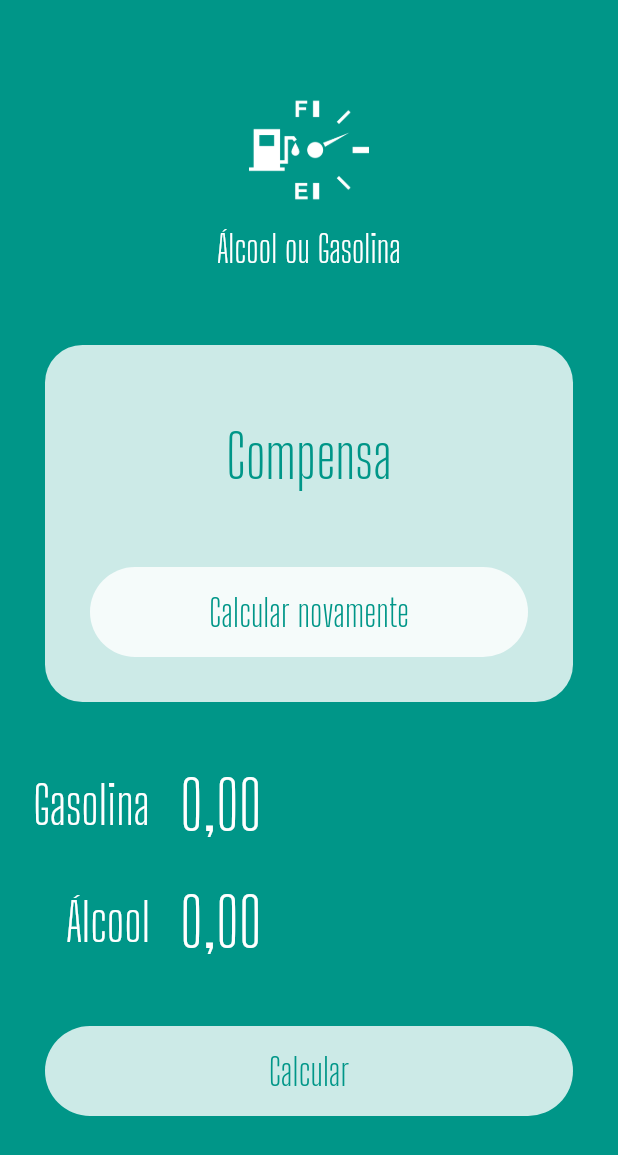
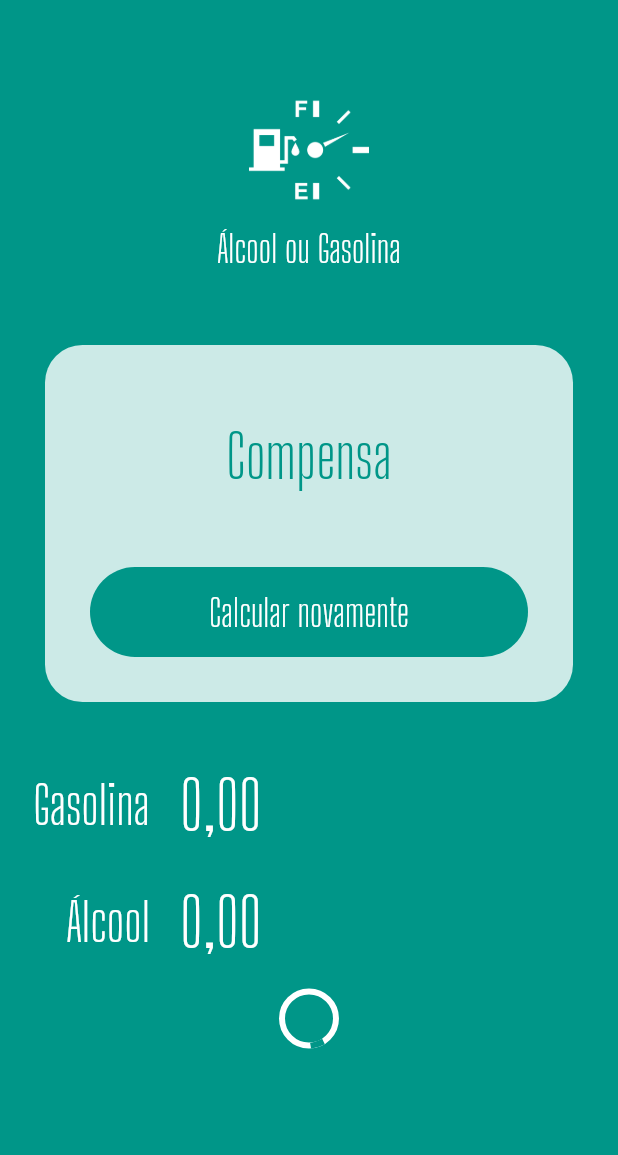
Before and after one commit to douglasshibata/alcoolorgasolina, a Flutter app: the screen it shows after launch, on a phone screen of 412 x 824 dp. Shown: the top 1155 px of the screen. Run offline on Flutter 3.47's test engine with Material 2 defaults, Android fonts, the phone set to English and light mode, and no system bars; our stand-ins replace flutter_masked_text.

Commit message:
Adicionando loading button

```diff
--- a/lib/main.dart
+++ b/lib/main.dart
@@ -1,4 +1,5 @@
 import 'package:alcoolorgasolina/widget/input.widget.dart';
+import 'package:alcoolorgasolina/widget/loading-button.widget.dart';
 import 'package:alcoolorgasolina/widget/logo.widget.dart';
 import 'package:flutter/material.dart';
 import 'package:flutter_masked_text/flutter_masked_text.dart';
@@ -57,50 +58,17 @@
               SizedBox(
                 height: 20,
               ),
-              Container(
-                width: double.infinity,
-                margin: EdgeInsets.all(30),
-                height: 60,
-                decoration: BoxDecoration(
-                  color: Colors.white.withOpacity(0.8),
-                  borderRadius: BorderRadius.circular(60),
-                ),
-                child: TextButton(
-                  child: Text(
-                    "Calcular novamente",
-                    style: TextStyle(
-                      color: Theme.of(context).primaryColor,
-                      fontFamily: "Big Shoulders Display",
-                      fontSize: 25,
-                    ),
-                  ),
-                  onPressed: () {},
-                ),
-              )
+              LoadingButton(
+                  busy: false,
+                  func: () {},
+                  invert: true,
+                  text: "Calcular novamente"),
             ]),
           ),
           Input(label: "Gasolina", controller: _gasController),
           Input(label: "Álcool", controller: _alcoolController),
-          Container(
-            width: double.infinity,
-            margin: EdgeInsets.all(30),
-            height: 60,
-            decoration: BoxDecoration(
-              color: Colors.white.withOpacity(0.8),
-              borderRadius: BorderRadius.circular(60),
-            ),
-            child: TextButton(
-              child: Text(
-                "Calcular",
-                style: TextStyle(
-                  color: Theme.of(context).primaryColor,
-                  fontFamily: "Big Shoulders Display",
-                  fontSize: 25,
-                ),
-              ),
-              onPressed: () {},
-            ),
-          )
+          LoadingButton(
+              busy: true, func: () {}, invert: false, text: "Calcular"),
         ],
       ),
     );
--- /dev/null
+++ b/lib/widget/loading-button.widget.dart
@@ -0,0 +1,49 @@
+import 'package:flutter/material.dart';
+
+class LoadingButton extends StatelessWidget {
+  var busy = false;
+  var invert = false;
+  final VoidCallback? func;
+  var text = "";
+
+  LoadingButton({
+    required this.busy,
+    required this.func,
+    required this.invert,
+    required this.text,
+  });
+
+  @override
+  Widget build(BuildContext context) {
+    return busy
+        ? Container(
+            alignment: Alignment.center,
+            height: 50,
+            child: CircularProgressIndicator(
+              backgroundColor: Colors.white,
+            ),
+          )
+        : Container(
+            width: double.infinity,
+            margin: EdgeInsets.all(30),
+            height: 60,
+            decoration: BoxDecoration(
+              color: invert
+                  ? Theme.of(context).primaryColor
+                  : Colors.white.withOpacity(0.8),
+              borderRadius: BorderRadius.circular(60),
+            ),
+            child: TextButton(
+              child: Text(
+                text,
+                style: TextStyle(
+                  color: invert ? Colors.white : Theme.of(context).primaryColor,
+                  fontFamily: "Big Shoulders Display",
+                  fontSize: 25,
+                ),
+              ),
+              onPressed: func,
+            ),
+          );
+  }
+}
```
